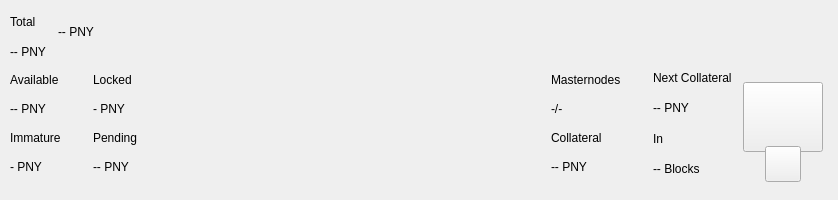
The window that src/qt/pivx/forms/topbar.ui (AltcoinBaggins/lil) describes before a commit, drawn with Qt 5.
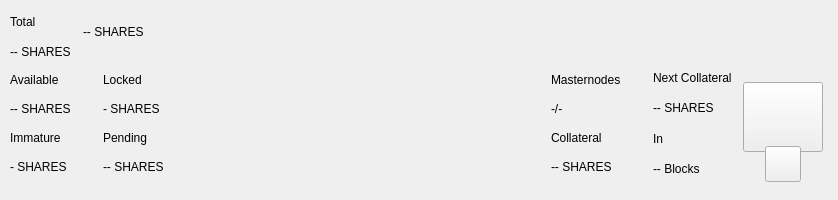
The same window after the commit. Custom widgets are drawn as their Qt base class.

Commit message: Update branding to SHARES

The edit to the form file:
```diff
--- a/src/qt/pivx/forms/topbar.ui
+++ b/src/qt/pivx/forms/topbar.ui
@@ -119,7 +119,7 @@
               <item>
                <widget class="QLabel" name="labelAmountPiv">
                 <property name="text">
-                 <string notr="true">-- PNY</string>
+                 <string notr="true">-- SHARES</string>
                 </property>
                </widget>
               </item>
@@ -162,7 +162,7 @@
                  <string notr="true">padding:0px;margin:0px;</string>
                 </property>
                 <property name="text">
-                 <string notr="true">-- PNY</string>
+                 <string notr="true">-- SHARES</string>
                 </property>
                </widget>
               </item>
@@ -456,7 +456,7 @@
                  <item>
                   <widget class="QLabel" name="labelAvailablePiv">
                    <property name="text">
-                    <string>-- PNY</string>
+                    <string>-- SHARES</string>
                    </property>
                   </widget>
                  </item>
@@ -470,7 +470,7 @@
                  <item>
                   <widget class="QLabel" name="labelImmaturePiv">
                    <property name="text">
-                    <string notr="true">- PNY</string>
+                    <string notr="true">- SHARES</string>
                    </property>
                   </widget>
                  </item>
@@ -491,7 +491,7 @@
                  <item>
                   <widget class="QLabel" name="labelLockedPiv">
                    <property name="text">
-                    <string>- PNY</string>
+                    <string>- SHARES</string>
                    </property>
                   </widget>
                  </item>
@@ -505,7 +505,7 @@
                  <item>
                   <widget class="QLabel" name="labelPendingPiv">
                    <property name="text">
-                    <string notr="true">-- PNY</string>
+                    <string notr="true">-- SHARES</string>
                    </property>
                   </widget>
                  </item>
@@ -567,7 +567,7 @@
              <item>
               <widget class="QLabel" name="labelCollateralPiv">
                <property name="text">
-                <string notr="true">-- PNY</string>
+                <string notr="true">-- SHARES</string>
                </property>
               </widget>
              </item>
@@ -598,7 +598,7 @@
               <item>
                <widget class="QLabel" name="labelNextCollateralValue">
                 <property name="text">
-                 <string>-- PNY</string>
+                 <string>-- SHARES</string>
                 </property>
                </widget>
               </item>
```
The commit also changes 657 other files.
